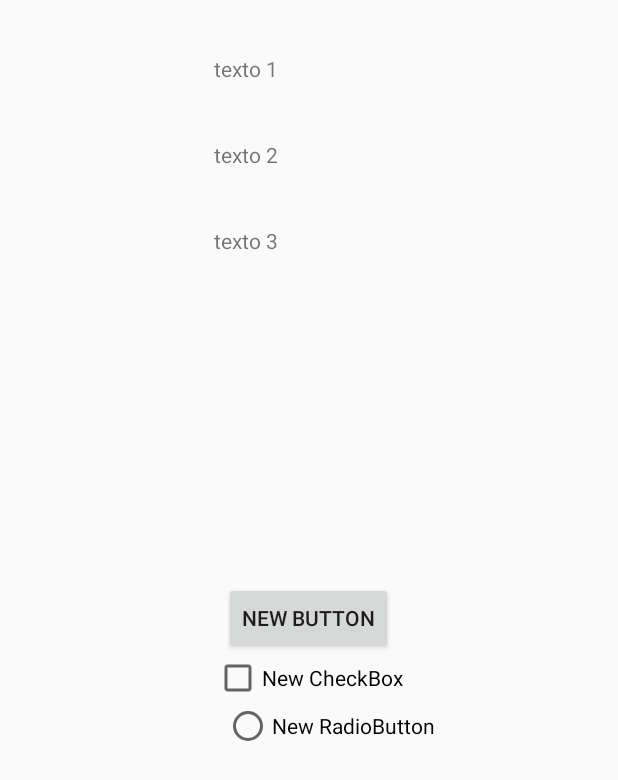
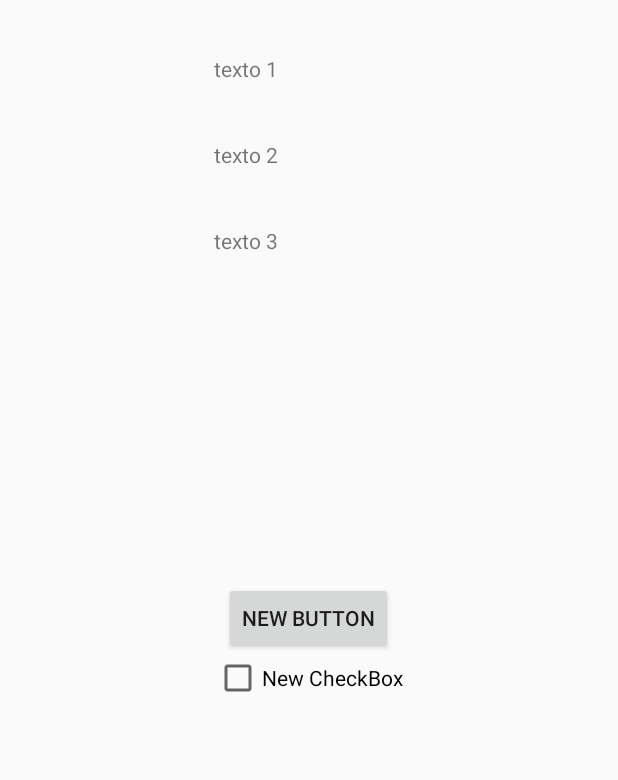
Before and after one commit to EjemplosAndroid/PruebaGitHub, an Android app: the screen it shows after launch (MainActivity), on a phone screen of 412 x 824 dp. Shown: the top 780 px of the screen. Run offline under Robolectric (Android 15) with nearby library versions, the phone set to English and light mode, and no system bars.

Commit message:
del rediobuton

```diff
--- a/app/src/main/res/layout/activity_main.xml
+++ b/app/src/main/res/layout/activity_main.xml
@@ -21,15 +21,6 @@
         android:id="@+id/checkBox"
         android:layout_below="@+id/button"
         android:layout_centerHorizontal="true" />
-
-    <RadioButton
-        android:layout_width="wrap_content"
-        android:layout_height="wrap_content"
-        android:text="New RadioButton"
-        android:id="@+id/radioButton"
-        android:layout_below="@+id/checkBox"
-        android:layout_alignLeft="@+id/button"
-        android:layout_alignStart="@+id/button" />
 
     <TextView
         android:layout_width="wrap_content"
```
